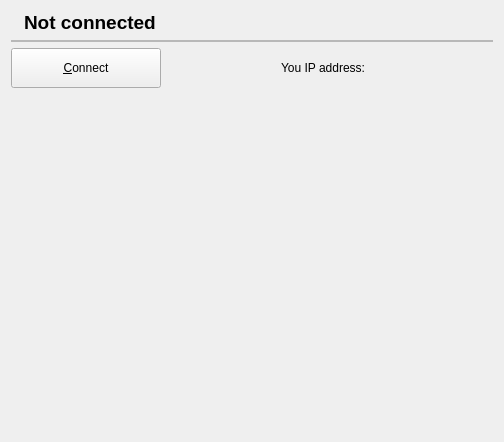
First picture: the form in dnc/src/gui/accountsettings.ui, repository netvirt/netvirt, before the edit.
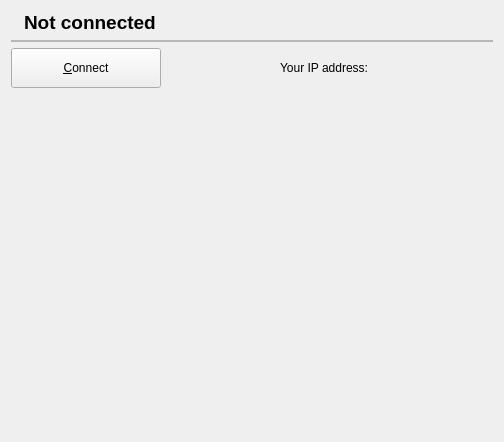
Second picture: the form after the edit. Icons and pictures are not drawn.

Commit message: add reset button fix wizard header

Diff of the .ui file:
```diff
--- a/dnc/src/gui/accountsettings.ui
+++ b/dnc/src/gui/accountsettings.ui
@@ -151,7 +151,7 @@
      <item>
       <widget class="QLabel" name="YourIPLabel">
        <property name="text">
-        <string>You IP address:</string>
+        <string>Your IP address:</string>
        </property>
       </widget>
      </item>
```
The commit also changes 5 other files.
